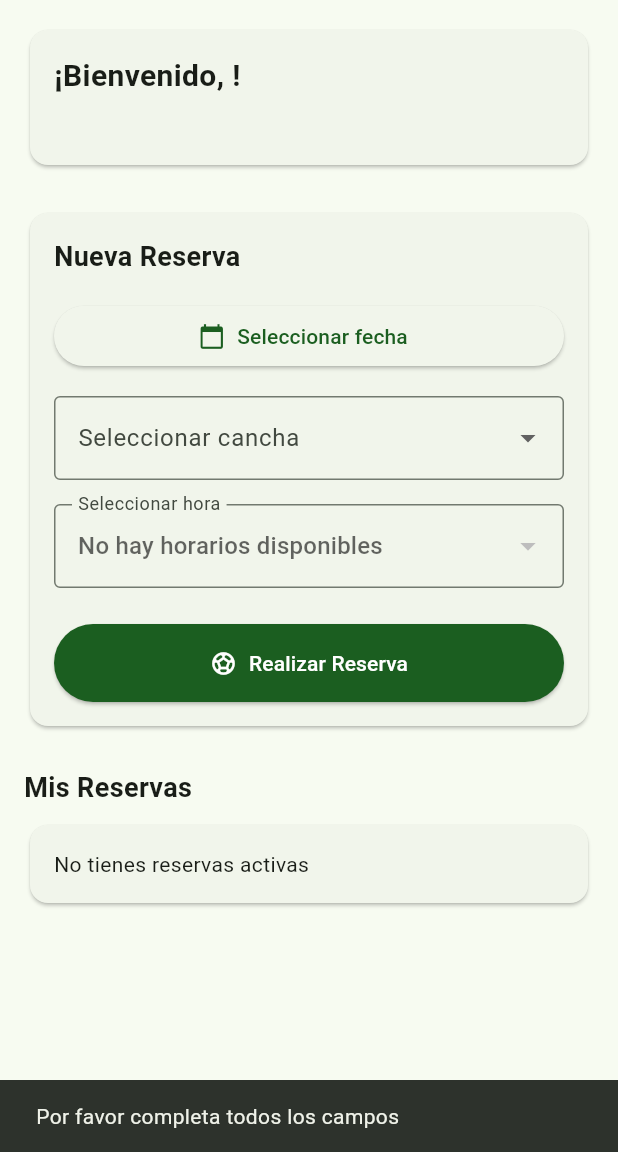
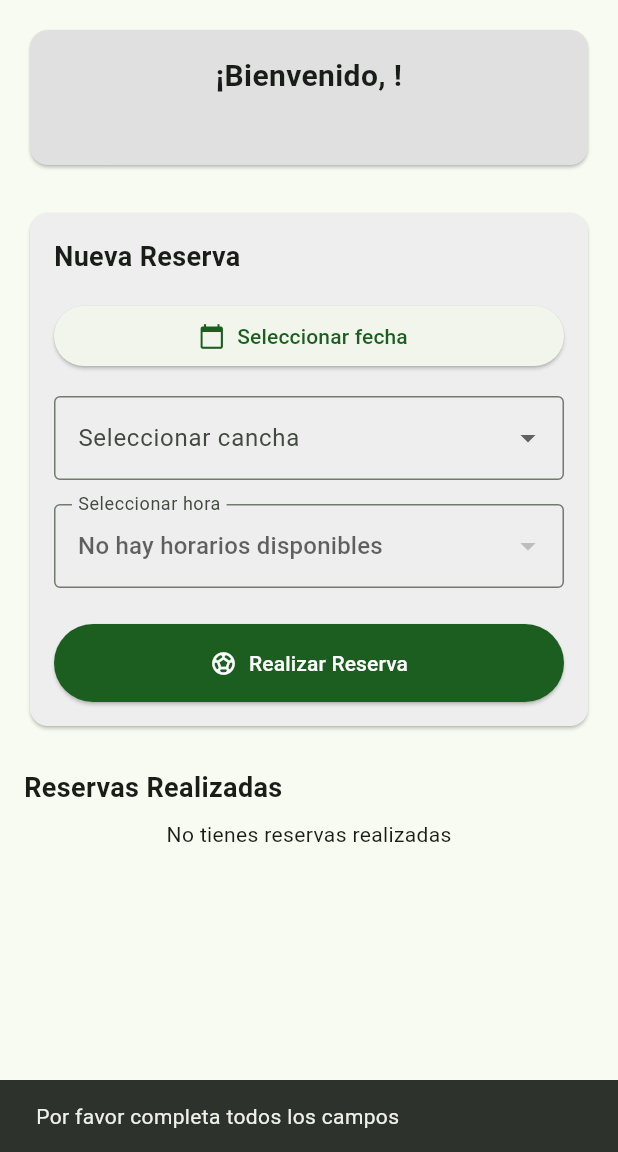
Before and after one commit to jonhwick82/fierrofierro, a Flutter app: the PantallaReservas screen opened directly with empty values, after a tap on "Realizar Reserva", on a phone screen of 412 x 824 dp, the part 84-1236 px from its top. Run offline on Flutter 3.47's test engine with Material 3 defaults, Android fonts, the phone set to English and light mode, and no system bars; our stand-ins replace cloud_firestore, firebase_auth, firebase_core, google_sign_in; accounts and stored records are empty.

Commit message:
version casi terminada

```diff
--- a/lib/proyect/pantalla_reservas.dart
+++ b/lib/proyect/pantalla_reservas.dart
@@ -3,16 +3,18 @@ import 'package:cloud_firestore/cloud_firestore.dart';
 import 'package:firebase_auth/firebase_auth.dart';
 import 'package:google_sign_in/google_sign_in.dart';
 import 'package:flutter_application_1/main.dart';
+import 'package:intl/intl.dart';
+
 
 class PantallaReservas extends StatefulWidget {
   final String userEmail;
   final String userName;
 
   const PantallaReservas({
-    Key? key,
+    super.key,
     required this.userEmail,
     required this.userName,
-  }) : super(key: key);
+  });
 
   @override
   State<PantallaReservas> createState() => _PantallaReservasState();
@@ -31,9 +33,34 @@ class _PantallaReservasState extends State<PantallaReservas> {
 
   final List<String> canchas = [
     'Cancha 1 - Fútbol 5',
-    'Cancha 2 - Fútbol 7',
+    'Cancha 2 - Fútbol 8',
     'Cancha 3 - Fútbol 11',
   ];
+
+  late Stream<QuerySnapshot> _reservasStream;
+  bool _isLoading = true;
+  String? _error;
+
+  @override
+  void initState() {
+    super.initState();
+    _inicializarStream();
+  }
+
+  void _inicializarStream() {
+    try {
+      _reservasStream = FirebaseFirestore.instance
+          .collection('reservas')
+          .where('userEmail', isEqualTo: widget.userEmail)
+          .orderBy('fecha', descending: true)
+          .snapshots();
+    } catch (e) {
+      setState(() {
+        _error = 'Error al cargar las reservas: $e';
+        _isLoading = false;
+      });
+    }
+  }
 
   Future<void> realizarReserva() async {
     final user = FirebaseAuth.instance.currentUser;
@@ -78,6 +105,7 @@ class _PantallaReservasState extends State<PantallaReservas> {
     try {
       final reservaData = {
         'userId': user.uid,
+        'userEmail': user.email, // Agregar el email del usuario
         'fecha': Timestamp.fromDate(fechaAjustada), // Convertir DateTime a Timestamp
         'hora': horaSeleccionada,
         'cancha': canchaSeleccionada,
@@ -212,10 +240,11 @@ class _PantallaReservasState extends State<PantallaReservas> {
           crossAxisAlignment: CrossAxisAlignment.stretch,
           children: [
             Card(
+              color: Colors.grey[300], // Añadido color de fondo gris claro
               child: Padding(
                 padding: const EdgeInsets.all(16.0),
                 child: Column(
-                  crossAxisAlignment: CrossAxisAlignment.start,
+                  crossAxisAlignment: CrossAxisAlignment.center, // Cambiado a center
                   children: [
                     Text(
                       '¡Bienvenido, ${widget.userName}!',
@@ -223,6 +252,7 @@ class _PantallaReservasState extends State<PantallaReservas> {
                         fontSize: 20,
                         fontWeight: FontWeight.bold,
                       ),
+                      textAlign: TextAlign.center, // Añadido para centrar el texto
                     ),
                     const SizedBox(height: 8),
                     Text(
@@ -230,6 +260,7 @@ class _PantallaReservasState extends State<PantallaReservas> {
                       style: const TextStyle(
                         color: Colors.grey,
                       ),
+                      textAlign: TextAlign.center, // Añadido para centrar el email
                     ),
                   ],
                 ),
@@ -237,6 +268,7 @@ class _PantallaReservasState extends State<PantallaReservas> {
             ),
             const SizedBox(height: 24),
             Card(
+              color: Colors.grey[200], // Añadido color de fondo gris claro
               child: Padding(
                 padding: const EdgeInsets.all(16.0),
                 child: Column(
@@ -338,7 +370,7 @@ class _PantallaReservasState extends State<PantallaReservas> {
             ),
             const SizedBox(height: 24),
             const Text(
-              'Mis Reservas',
+              'Reservas Realizadas',
               style: TextStyle(
                 fontSize: 18,
                 fontWeight: FontWeight.bold,
@@ -346,37 +378,30 @@ class _PantallaReservasState extends State<PantallaReservas> {
             ),
             const SizedBox(height: 8),
             StreamBuilder<QuerySnapshot>(
-              stream: FirebaseFirestore.instance
-                  .collection('reservas')
-                  .where('userId', isEqualTo: FirebaseAuth.instance.currentUser?.uid)
-                  .orderBy('createdAt', descending: true)
-                  .snapshots(),
-              builder: (context, snapshot) {
-                // Agregar prints para debug
-                print('Estado de conexión: ${snapshot.connectionState}');
-                print('Tiene error: ${snapshot.hasError}');
-                if (snapshot.hasData) {
-                  print('Número de reservas: ${snapshot.data!.docs.length}');
+              stream: _reservasStream,
+              builder: (BuildContext context, AsyncSnapshot<QuerySnapshot> snapshot) {
+                if (snapshot.hasError) {
+                  return Center(
+                    child: Text(
+                      'Error al cargar las reservas: ${snapshot.error}',
+                      style: const TextStyle(color: Colors.red),
+                    ),
+                  );
                 }
 
-                if (snapshot.hasError) {
-                  print('Error: ${snapshot.error}');
-                  return const Text('Error al cargar las reservas');
+                if (snapshot.connectionState == ConnectionState.waiting) {
+                  return const Center(
+                    child: CircularProgressIndicator(),
+                  );
                 }
-                if (snapshot.connectionState == ConnectionState.waiting) {
-                  return const Center(child: CircularProgressIndicator());
+
+                if (!snapshot.hasData || snapshot.data!.docs.isEmpty) {
+                  return const Center(
+                    child: Text('No tienes reservas realizadas'),
+                  );
                 }
 
                 final reservas = snapshot.data!.docs;
-
-                if (reservas.isEmpty) {
-                  return const Card(
-                    child: Padding(
-                      padding: EdgeInsets.all(16.0),
-                      child: Text('No tienes reservas activas'),
-                    ),
-                  );
-                }
 
                 return Container(
                   height: 300,
@@ -424,7 +449,10 @@ class _PantallaReservasState extends State<PantallaReservas> {
                             ],
                           ),
                           trailing: IconButton(
-                            icon: const Icon(Icons.delete, color: Colors.red),
+                            icon: const Icon(
+                              Icons.delete,
+                              color: Color.fromARGB(255, 190, 45, 1), // Cambiado de Colors.red a Colors.deepOrange
+                            ),
                             onPressed: () async {
                               // Mostrar diálogo de confirmación
                               final confirmar = await showDialog<bool>(
@@ -468,4 +496,59 @@ class _PantallaReservasState extends State<PantallaReservas> {
       ),
     );
   }
+
+  String _formatearFecha(dynamic fecha) {
+    if (fecha == null) return 'Fecha no especificada';
+    if (fecha is Timestamp) {
+      return DateFormat('dd/MM/yyyy').format(fecha.toDate());
+    }
+    return 'Fecha inválida';
+  }
+
+  Future<void> _confirmarCancelacion(BuildContext context, String reservaId) async {
+    final confirmar = await showDialog<bool>(
+      context: context,
+      builder: (context) => AlertDialog(
+        title: const Text('Confirmar cancelación'),
+        content: const Text('¿Estás seguro de que deseas cancelar esta reserva?'),
+        actions: [
+          TextButton(
+            onPressed: () => Navigator.of(context).pop(false),
+            child: const Text('No'),
+          ),
+          TextButton(
+            onPressed: () => Navigator.of(context).pop(true),
+            child: const Text('Sí'),
+          ),
+        ],
+      ),
+    );
+
+    if (confirmar == true) {
+      try {
+        await FirebaseFirestore.instance
+            .collection('reservas')
+            .doc(reservaId)
+            .delete();
+
+        if (mounted) {
+          ScaffoldMessenger.of(context).showSnackBar(
+            const SnackBar(
+              content: Text('Reserva cancelada exitosamente'),
+              backgroundColor: Colors.green,
+            ),
+          );
+        }
+      } catch (e) {
+        if (mounted) {
+          ScaffoldMessenger.of(context).showSnackBar(
+            SnackBar(
+              content: Text('Error al cancelar la reserva: $e'),
+              backgroundColor: Colors.red,
+            ),
+          );
+        }
+      }
+    }
+  }
 }
--- a/pubspec.yaml
+++ b/pubspec.yaml
@@ -32,9 +32,10 @@ dependencies:
   flutter:
     sdk: flutter
   firebase_core: ^2.25.2
-  cloud_firestore: ^4.15.3
+  cloud_firestore:  ^4.15.4
   firebase_auth: ^4.17.4
   google_sign_in: ^6.2.1
+  intl: ^0.18.1
 
 dev_dependencies:
   flutter_test:
```
Also changed, not shown: lib/main.dart (+24 -4 lines), lib/proyect/pantalla1.dart (deleted, +0 -161 lines), lib/proyect/pantalla2.dart (deleted, +0 -234 lines), lib/proyect/pru.dart (deleted), pubspec.lock, 1 other file.
